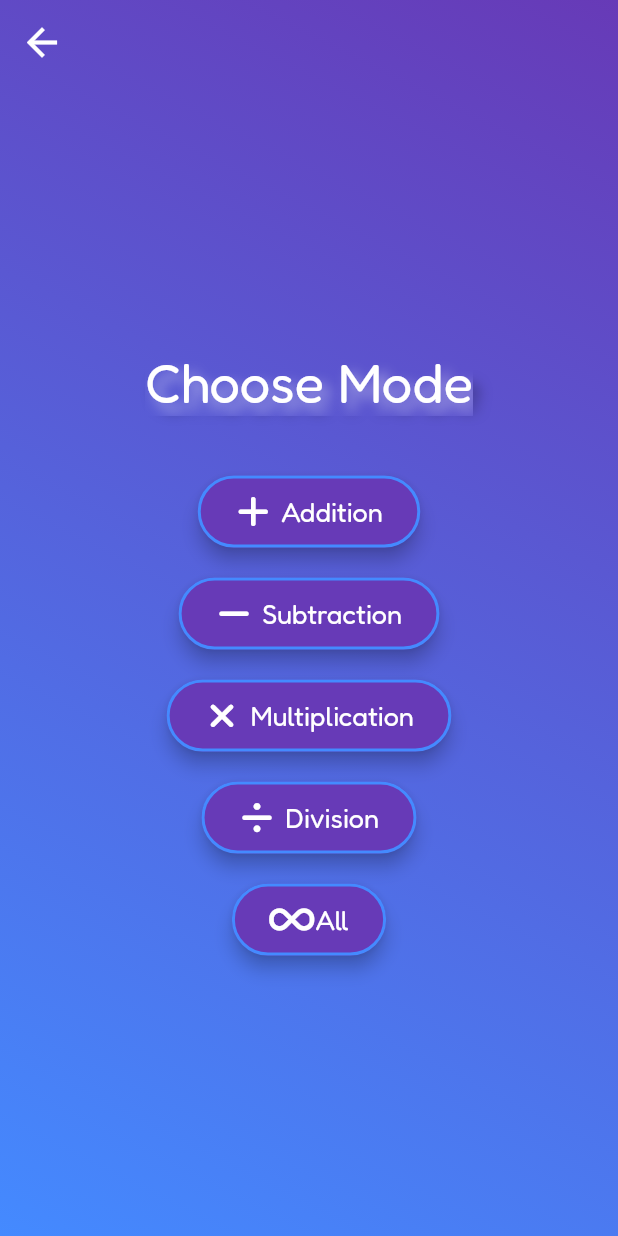
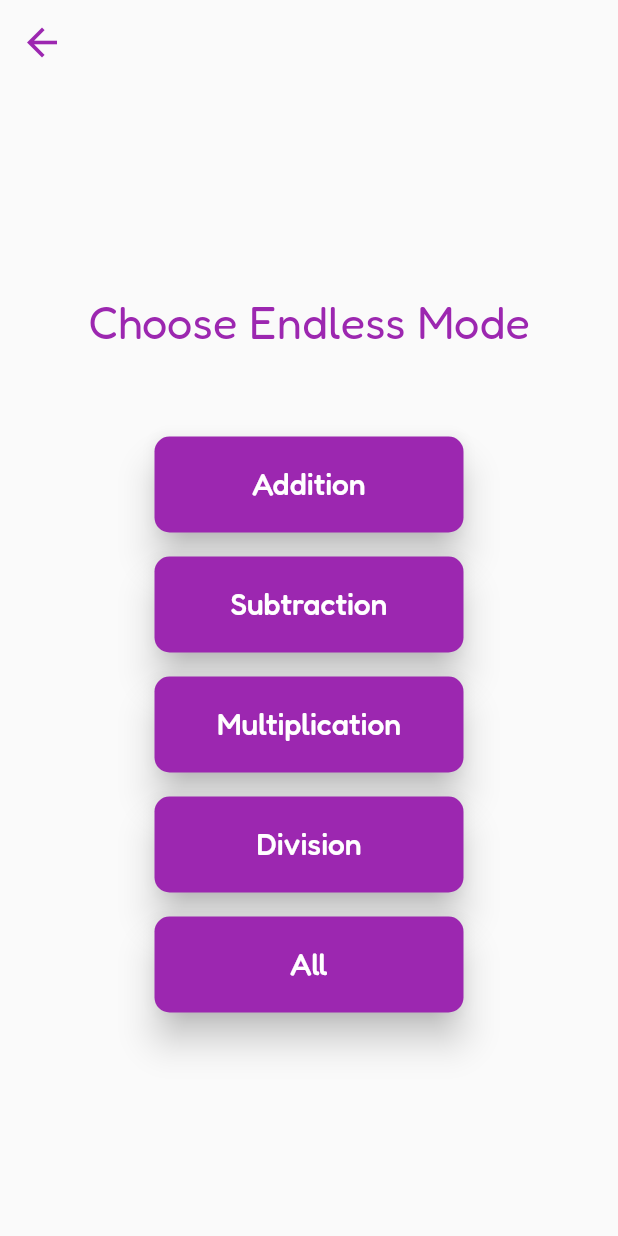
Before and after one commit to Samooh-9820060/technomaths, a Flutter app: the EndlessModeScreen screen opened directly, on a phone screen of 412 x 824 dp. Run offline on Flutter 3.47's test engine with Material 2 defaults, Android fonts, the phone set to English and light mode, and no system bars; drawn by our look-alikes of shimmer; our stand-ins replace cloud_firestore, connectivity_plus, device_info_plus, firebase_core, google_fonts, google_mobile_ads and 2 more; missing offline and left inert: flutter_vibrate; accounts and stored records are empty.

Commit message:
Revert "design updates"
This reverts commit ad0c3be1082aaa77eaadd188fe99891509dd1c5d.

```diff
--- a/lib/main.dart
+++ b/lib/main.dart
@@ -1,6 +1,5 @@
 import 'package:firebase_core/firebase_core.dart';
 import 'package:flutter/material.dart';
-import 'package:flutter/services.dart';
 import 'package:google_mobile_ads/google_mobile_ads.dart';
 import 'package:technomaths/screens/home_screen.dart';
 
@@ -9,7 +8,6 @@ void main() async {
   await Firebase.initializeApp();
   MobileAds.instance.initialize();
   runApp(MyApp());
-  SystemChrome.setEnabledSystemUIMode(SystemUiMode.manual, overlays: []);
 }
 
 class MyApp extends StatelessWidget {
--- a/lib/screens/endless_mode_screen.dart
+++ b/lib/screens/endless_mode_screen.dart
@@ -1,12 +1,10 @@
 import 'package:flutter/material.dart';
-  import 'package:google_fonts/google_fonts.dart';
-  import 'package:flutter_shimmer/flutter_shimmer.dart';
-  import 'package:font_awesome_flutter/font_awesome_flutter.dart'; // Import the font_awesome_flutter package
-  import 'package:shimmer/shimmer.dart';
+import 'package:google_fonts/google_fonts.dart';  // import this
 import 'package:technomaths/widgets/animated_buttons.dart';
 import 'package:technomaths/screens/game_screen.dart';
 import 'package:technomaths/enums/game_mode.dart';
 import 'package:technomaths/enums/game_speed.dart';
+
 
 class EndlessModeScreen extends StatelessWidget {
   const EndlessModeScreen({Key? key}) : super(key: key);
@@ -14,112 +12,81 @@
   @override
   Widget build(BuildContext context) {
     return Scaffold(
-        extendBodyBehindAppBar: true,
       appBar: AppBar(
         backgroundColor: Colors.transparent,
         elevation: 0,
         leading: IconButton(
-            icon: Icon(Icons.arrow_back, color: Colors.white, size: 30),
+          icon: Icon(Icons.arrow_back, color: Colors.purple, size: 30),
           onPressed: () => Navigator.pop(context),
         ),
       ),
-        body: Stack(
+      body: Container(
+        child: Center(
+          child: Column(
+            mainAxisAlignment: MainAxisAlignment.center,
             children: <Widget>[
-            Container(
-              decoration: BoxDecoration(
-                gradient: LinearGradient(
-                  begin: Alignment.topRight,
-                  end: Alignment.bottomLeft,
-                  colors: [Colors.deepPurple, Colors.blueAccent],
+              Text(
+                'Choose Endless Mode',
+                style: GoogleFonts.fredoka(fontSize: 30, color: Colors.purple), // Use Google font here
               ),
-              ),
-            ),
-            Align(
-              alignment: Alignment.center,
-              child: Padding(
-                padding: EdgeInsets.only(top: AppBar().preferredSize.height),
-                child: Column(
-                  mainAxisSize: MainAxisSize.min,
-                  children: <Widget>[
-                    LogoShimmer(),
-                    SizedBox(height: 30),
-                    ..._buildModeButtons(context),
-                  ],
-                ),
-              ),
-            ),
-          ],
-        ),
-      );
-    }
-
-    List<Widget> _buildModeButtons(BuildContext context) {
-      List<Map<String, dynamic>> modes = [
-        {'title': 'Addition', 'gameMode': GameMode.Addition, 'icon': FontAwesomeIcons.plus},
-        {'title': 'Subtraction', 'gameMode': GameMode.Subtraction, 'icon': FontAwesomeIcons.minus},
-        {'title': 'Multiplication', 'gameMode': GameMode.Multiplication, 'icon': FontAwesomeIcons.times},
-        {'title': 'Division', 'gameMode': GameMode.Division, 'icon': FontAwesomeIcons.divide},
-        {'title': 'All', 'gameMode': GameMode.All, 'icon': FontAwesomeIcons.infinity},
-      ];
-
-      return modes.map((mode) {
-        return Padding(
-          padding: const EdgeInsets.symmetric(vertical: 10.0),
-          child: ElevatedButton.icon(
-            onPressed: () {
+              SizedBox(height: 50),
+              AnimatedButton('Addition', onPressed: () {
                 Navigator.push(
                   context,
                   MaterialPageRoute(
                     builder: (context) => GameScreen(
-                    gameMode: mode['gameMode'],
+                        gameMode: GameMode.Addition,
                         gameSpeed: GameSpeed.fifteen,
                     ),
                   ),
                 );
-            },
-            icon: Shimmer.fromColors(
-              baseColor: Colors.white,
-              highlightColor: Colors.grey,
-              child: Icon(mode['icon'], color: Colors.white),
-            ),
-            label: Shimmer.fromColors(
-              baseColor: Colors.white,
-              highlightColor: Colors.grey,
-              child: Text(mode['title'], style: GoogleFonts.fredoka(fontSize: 18, color: Colors.white)),
-            ),
-            style: ElevatedButton.styleFrom(
-              primary: Colors.deepPurple,
-              onPrimary: Colors.red,
-              textStyle: TextStyle(fontSize: 18),
-              elevation: 5.0,
-              padding: EdgeInsets.symmetric(horizontal: 25, vertical: 12),
-              shape: RoundedRectangleBorder(borderRadius: BorderRadius.circular(30)),
-              side: BorderSide(color: Colors.blueAccent, width: 2),
+              }),
+              AnimatedButton('Subtraction', onPressed: () {
+                Navigator.push(
+                  context,
+                  MaterialPageRoute(
+                    builder: (context) => GameScreen(
+                        gameMode: GameMode.Subtraction,
+                        gameSpeed: GameSpeed.fifteen,
                     ),
                   ),
                 );
-      }).toList();
-    }
-  }
-
-  class LogoShimmer extends StatelessWidget {
-    @override
-    Widget build(BuildContext context) {
-      return Shimmer.fromColors(
-        baseColor: Colors.white,
-        highlightColor: Colors.grey,
-        child: Text(
-          'Choose Mode',
-          style: GoogleFonts.fredoka(
-            fontSize: 36,
-            color: Colors.white,
-            shadows: [
-              Shadow(
-                blurRadius: 10.0,
-                color: Colors.black.withOpacity(0.5),
-                offset: Offset(5.0, 5.0),
+              }),
+              AnimatedButton('Multiplication', onPressed: () {
+                Navigator.push(
+                  context,
+                  MaterialPageRoute(
+                    builder: (context) => GameScreen(
+                        gameMode: GameMode.Multiplication,
+                        gameSpeed: GameSpeed.fifteen,
                     ),
+                  ),
+                );
+              }),
+              AnimatedButton('Division', onPressed: () {
+                Navigator.push(
+                  context,
+                  MaterialPageRoute(
+                    builder: (context) => GameScreen(
+                        gameMode: GameMode.Division,
+                        gameSpeed: GameSpeed.fifteen,
+                    ),
+                  ),
+                );
+              }),
+              AnimatedButton('All', onPressed: () {
+                Navigator.push(
+                  context,
+                  MaterialPageRoute(
+                    builder: (context) => GameScreen(
+                        gameMode: GameMode.All,
+                        gameSpeed: GameSpeed.fifteen,
+                    ),
+                  ),
+                );
+              }),
             ],
+          ),
         ),
       ),
     );
--- a/pubspec.yaml
+++ b/pubspec.yaml
@@ -45,9 +45,6 @@ dependencies:
   google_mobile_ads: ^3.0.0
   device_info_plus: ^9.0.3
   uuid: ^3.0.7
-  flutter_shimmer: ^2.1.2
-  font_awesome_flutter: ^10.5.0
-  shimmer: ^3.0.0
 
 dev_dependencies:
   flutter_test:
```
Also changed, not shown: lib/screens/home_screen.dart (+30 -76 lines), pubspec.lock. Lines whose indentation alone changed are shown as unchanged.
